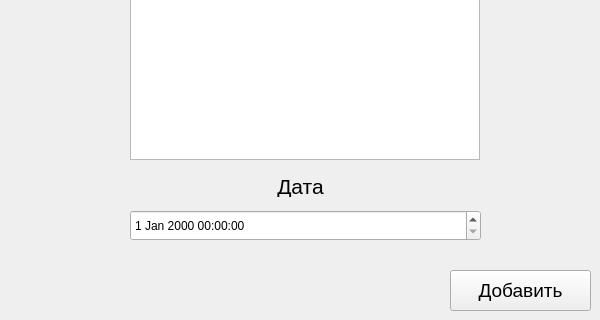
Before: the Qt Designer form qt files/add_note_window.ui in gamr416/Keeps, drawn with Qt 5; both pictures show x 0 to 600 and y 180 to 500 of the 600 by 500 pixel window.
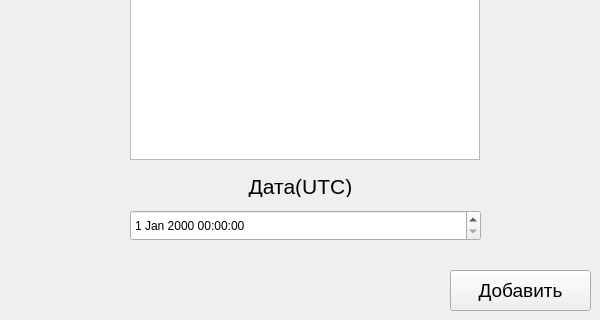
After: the same form once the commit is applied.

Diff of the .ui file:
```diff
--- a/qt files/add_note_window.ui
+++ b/qt files/add_note_window.ui
@@ -156,7 +156,7 @@
     </font>
    </property>
    <property name="text">
-    <string>Дата</string>
+    <string>Дата(UTC)</string>
    </property>
    <property name="alignment">
     <set>Qt::AlignCenter</set>
```
